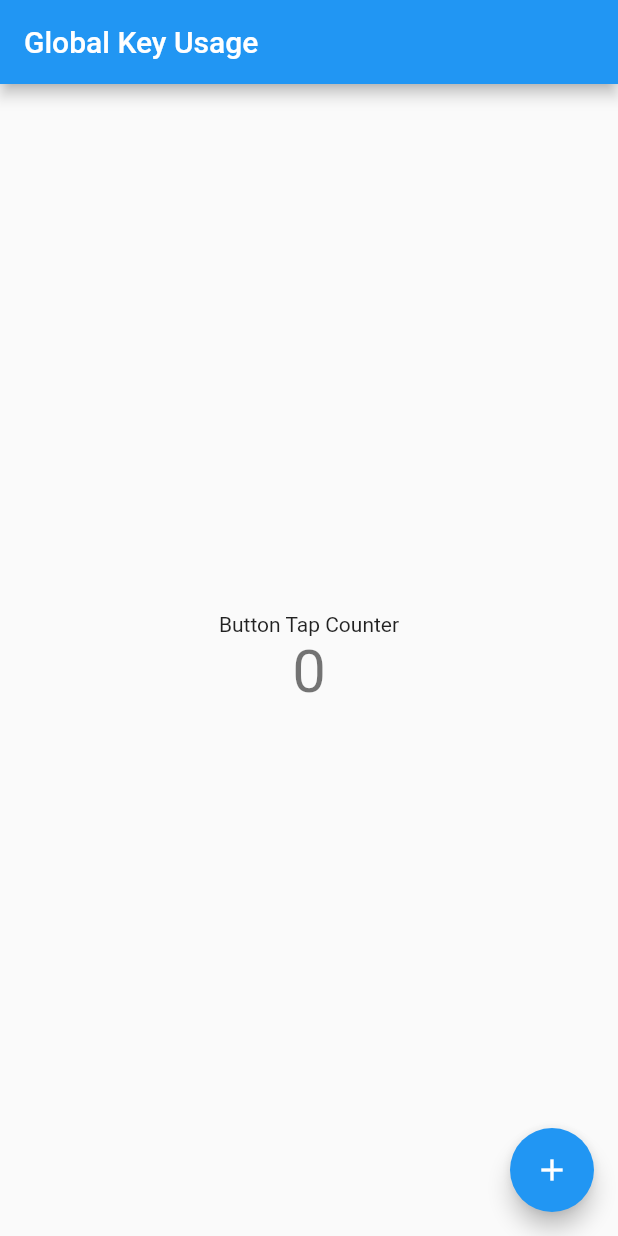
After one commit to YigitTilki/flutterstarterpack2, a Flutter app: the screen it shows after launch, on a phone screen of 412 x 824 dp. The commit adds this screen. Run offline on Flutter 3.47's test engine with Material 2 defaults, Android fonts, the phone set to English and light mode, and no system bars; our stand-ins replace email_validator, flutter_pw_validator.

Commit message:
GlobalKey Usage

```diff
--- /dev/null
+++ b/lib/InputWidgets/globalKey.dart
@@ -0,0 +1,55 @@
+import 'package:flutter/material.dart';
+
+class GlobalKeyUsage extends StatelessWidget {
+  GlobalKeyUsage({super.key});
+  final counterWidgetKey = GlobalKey<_CounterWidgetState>();
+  @override
+  Widget build(BuildContext context) {
+    return Scaffold(
+      appBar: AppBar(
+        title: Text("Global Key Usage"),
+      ),
+      body: Center(
+        child: Column(
+          mainAxisAlignment: MainAxisAlignment.center,
+          children: [
+            Text("Button Tap Counter"),
+            CounterWidget(
+              key: counterWidgetKey,
+            ),
+          ],
+        ),
+      ),
+      floatingActionButton: FloatingActionButton(
+        onPressed: () {
+          counterWidgetKey.currentState!._incrase();
+        },
+        child: Icon(Icons.add),
+      ),
+    );
+  }
+}
+
+class CounterWidget extends StatefulWidget {
+  const CounterWidget({super.key});
+
+  @override
+  State<CounterWidget> createState() => _CounterWidgetState();
+}
+
+class _CounterWidgetState extends State<CounterWidget> {
+  int _counter = 0;
+  void _incrase() {
+    setState(() {
+      _counter++;
+    });
+  }
+
+  @override
+  Widget build(BuildContext context) {
+    return Text(
+      _counter.toString(),
+      style: Theme.of(context).textTheme.headlineLarge,
+    );
+  }
+}
--- a/lib/main.dart
+++ b/lib/main.dart
@@ -1,4 +1,5 @@
 import 'package:flutter/material.dart';
+import 'package:flutterstarterpack2/InputWidgets/globalKey.dart';
 
 import 'package:flutterstarterpack2/InputWidgets/textField.dart';
 import 'package:flutterstarterpack2/InputWidgets/textFormField.dart';
@@ -13,6 +14,6 @@ class MyApp extends StatelessWidget {
   // This widget is the root of your application.
   @override
   Widget build(BuildContext context) {
-    return const MaterialApp(home: TextFormFieldWidget());
+    return MaterialApp(home: GlobalKeyUsage());
   }
 }
```
